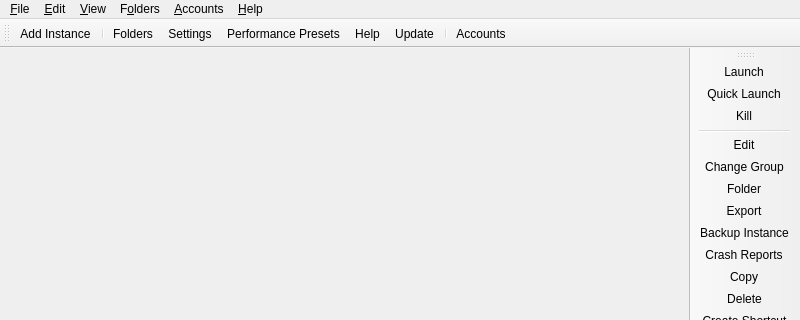
Old version of the form launcher/ui/MainWindow.ui in the repository corecommit/PollyMC-Continued; both pictures show x 0 to 800 and y 0 to 320 of the 800 by 600 pixel window.
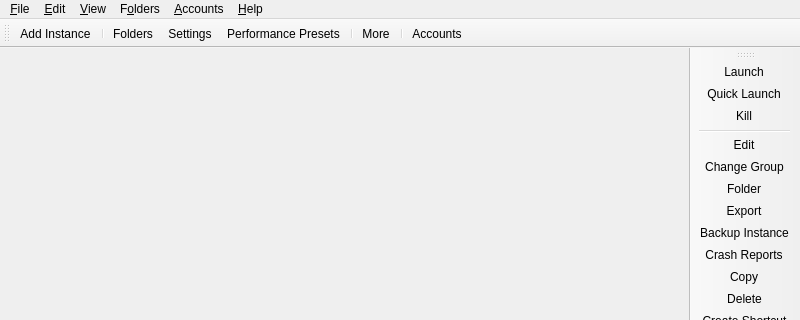
New version of the form. Icons and pictures are not drawn. Custom widgets are drawn as their Qt base class.

Commit message:
Add: toolbar groups, More button, Check for update in dropdown [skip release]
Split the main toolbar into separator-delimited groups (Add instance |
Folders, Settings, Performance presets | More | Accounts), rename the
Help toolbar button to More, and keep Check for update inside its
dropdown with its icon instead of showing it as a separate button.

What changed in the file:
```diff
--- a/launcher/ui/MainWindow.ui
+++ b/launcher/ui/MainWindow.ui
@@ -54,8 +54,8 @@
    <addaction name="actionFoldersButton"/>
    <addaction name="actionSettings"/>
    <addaction name="actionPerformancePresets"/>
+   <addaction name="separator"/>
    <addaction name="actionHelpButton"/>
-   <addaction name="actionCheckUpdate"/>
 <addaction name="separator"/>
     <addaction name="actionAccountsButton"/>
   </widget>
@@ -288,7 +288,7 @@
     <iconset theme="checkupdate"/>
    </property>
    <property name="text">
-    <string>&amp;Update...</string>
+    <string>Check for update</string>
    </property>
    <property name="toolTip">
     <string>Check for new updates for %1.</string>
@@ -735,7 +735,7 @@
     <iconset theme="help"/>
    </property>
    <property name="text">
-    <string>Help</string>
+    <string>More</string>
    </property>
    <property name="toolTip">
     <string>Get help with %1 or Minecraft.</string>
```
Lines whose indentation alone changed are shown as unchanged. The commit also changes 2 other files.
